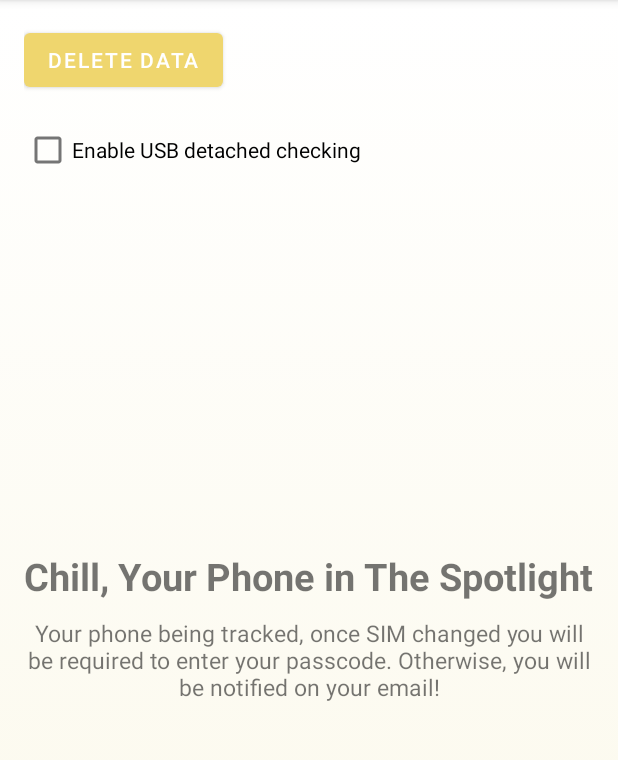
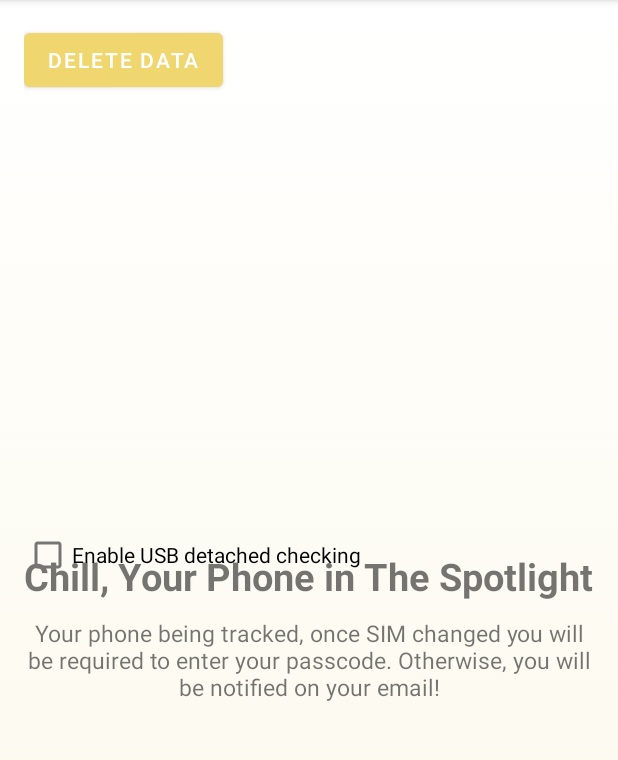
Before and after one commit to renadnasser1/Light-On, an Android app: the MainActivity screen opened directly, with no data from a screen before it, on a phone screen of 412 x 824 dp, the part 84-844 px from its top. Run offline under Robolectric (Android 15) with nearby library versions, the phone set to English and light mode, and no system bars; 1 statement that could not run was skipped.

```diff
--- a/app/src/main/res/layout/activity_main.xml
+++ b/app/src/main/res/layout/activity_main.xml
@@ -45,7 +45,7 @@
     <CheckBox
         android:id="@+id/CheckBox"
         android:layout_width="wrap_content"
-        android:layout_marginTop="60dp"
+        android:layout_marginTop="330dp"
         android:layout_height="wrap_content"
         android:text="Enable USB detached checking"/>
 
```
Also changed, not shown: app/src/main/java/com/example/lighton/ServiceStarter.java (+1 -30 lines).
